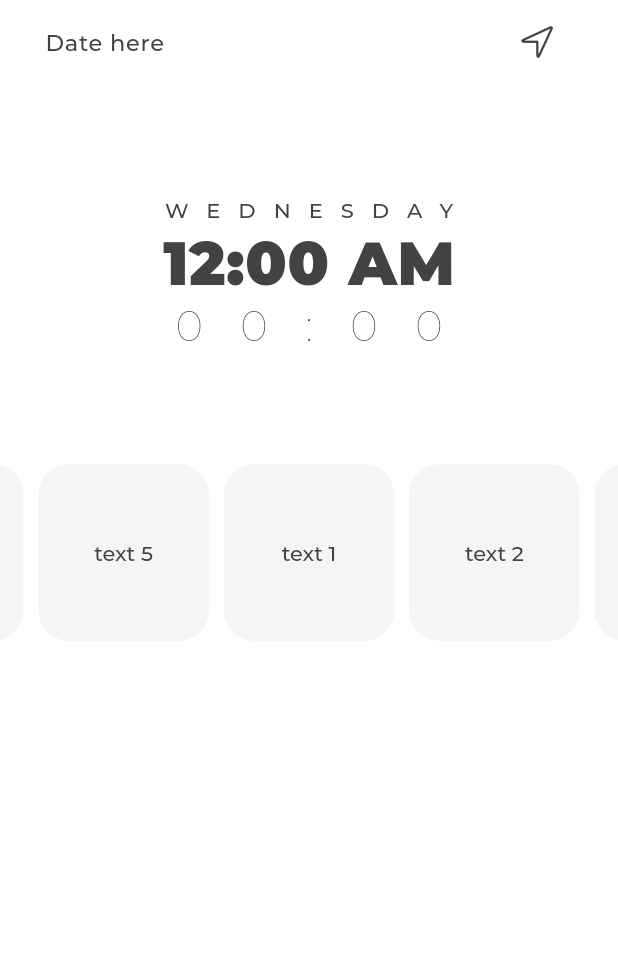
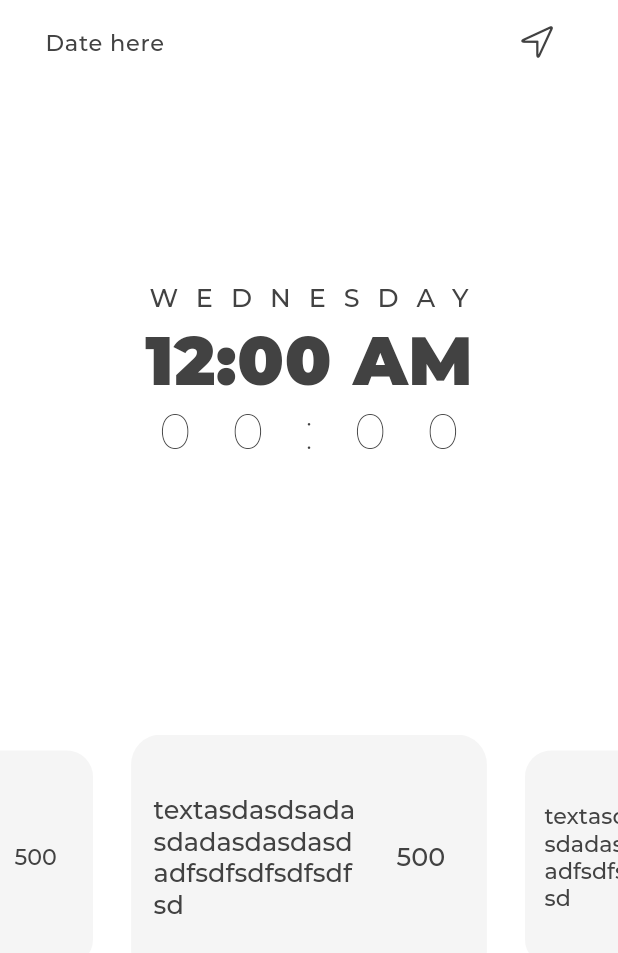
Before and after one commit to hyoaru/world-time, a Flutter app: the screen it shows after launch, on a phone screen of 412 x 824 dp. Shown: the top 953 px of the screen. Run offline on Flutter 3.47's test engine with Material 2 defaults, Android fonts, the phone set to English and light mode, and no system bars; drawn by our look-alikes of carousel_slider; project files that could hold a hidden picture were left out.

```diff
--- a/lib/pages/HomeScreen.dart
+++ b/lib/pages/HomeScreen.dart
@@ -42,10 +42,12 @@ class HomeScreen extends StatelessWidget {
             // crossAxisAlignment: CrossAxisAlignment.center,
             children: [
               Container(
-                alignment: Alignment.center,
+                // alignment: Alignment.topCenter,
                 // color: Colors.yellow,
-                height: MediaQuery.of(context).size.height / 3.25,
+                height: MediaQuery.of(context).size.height / 1.9,
                 width: MediaQuery.of(context).size.width,
+                child: Padding(
+                  padding: const EdgeInsets.only(bottom: 50),
                   child: Column(
                     mainAxisAlignment: MainAxisAlignment.center,
                     children: [
@@ -68,32 +70,61 @@ class HomeScreen extends StatelessWidget {
                     ],
                   ),
                 ),
+              ),
             ],
           ),
           CarouselSlider(
             options: CarouselOptions(
-              height: MediaQuery.of(context).size.height / 7,
+              height: MediaQuery.of(context).size.height / 5,
               // aspectRatio: 5.0,
-              viewportFraction: 0.3,
-              // enlargeCenterPage: true,
+              viewportFraction: 0.6,
+              enlargeCenterPage: true,
             ),
-            items: [1, 2, 3, 4, 5].map((i) {
+            items: [
+              1,
+              2,
+              3,
+            ].map((i) {
               return Builder(
                 builder: (BuildContext context) {
                   return Container(
+                      padding: EdgeInsets.all(15),
                       width: MediaQuery.of(context).size.width,
                       margin: EdgeInsets.symmetric(horizontal: 5.0),
                       decoration: BoxDecoration(
                         color: ColorsUsed.secondary,
                         borderRadius: BorderRadius.circular(20),
                       ),
+                      child: Row(
+                        // mainAxisAlignment: MainAxisAlignment.center,
+                        children: [
+                          Flexible(
+                            flex: 7,
                             child: Container(
+                              // color: Colors.amber,
+                              // // alignment: Alignment.center,
+                              child: Text(
+                                'textasdasdsadasdadasdasdasdadfsdfsdfsdfsdfsd',
+                                style: CarouselTextStyle,
+                                // textAlign: TextAlign.center,
+                              ),
+                            ),
+                          ),
+                          SizedBox(
+                            width: MediaQuery.of(context).size.width / 30,
+                          ),
+                          Flexible(
+                            flex: 3,
+                            child: Container(
+                              // width: MediaQuery.of(context).size.width,
                               alignment: Alignment.center,
                               child: Text(
-                          'text $i',
+                                '500',
                                 style: CarouselTextStyle,
-                          textAlign: TextAlign.center,
                               ),
+                            ),
+                          ),
+                        ],
                       ));
                 },
               );
--- a/lib/res/TextStyles.dart
+++ b/lib/res/TextStyles.dart
@@ -1,11 +1,11 @@
 import 'package:flutter/material.dart';
 import 'ColorsUsed.dart';
 
-const MainTextSize = 40.0;
-const S2TextSize = 28.0;
+const MainTextSize = 45.0;
+const S2TextSize = 33.0;
 const LargeTextSize = 26.0;
 const MediumTextSize = 20.0;
-const BodyTextStyle = 14.0;
+const BodyTextStyle = 17.0;
 const AppBarTextSize = 15.0;
 
 const AppBarTextStyle = TextStyle(
@@ -40,7 +40,7 @@ const S2TextStyle = TextStyle(
   fontWeight: FontWeight.w100,
   fontSize: S2TextSize,
   color: ColorsUsed.primary,
-  letterSpacing: 25,
+  letterSpacing: 27,
   // color: Colors.black,
 );
 
```
Lines whose indentation alone changed are shown as unchanged.
